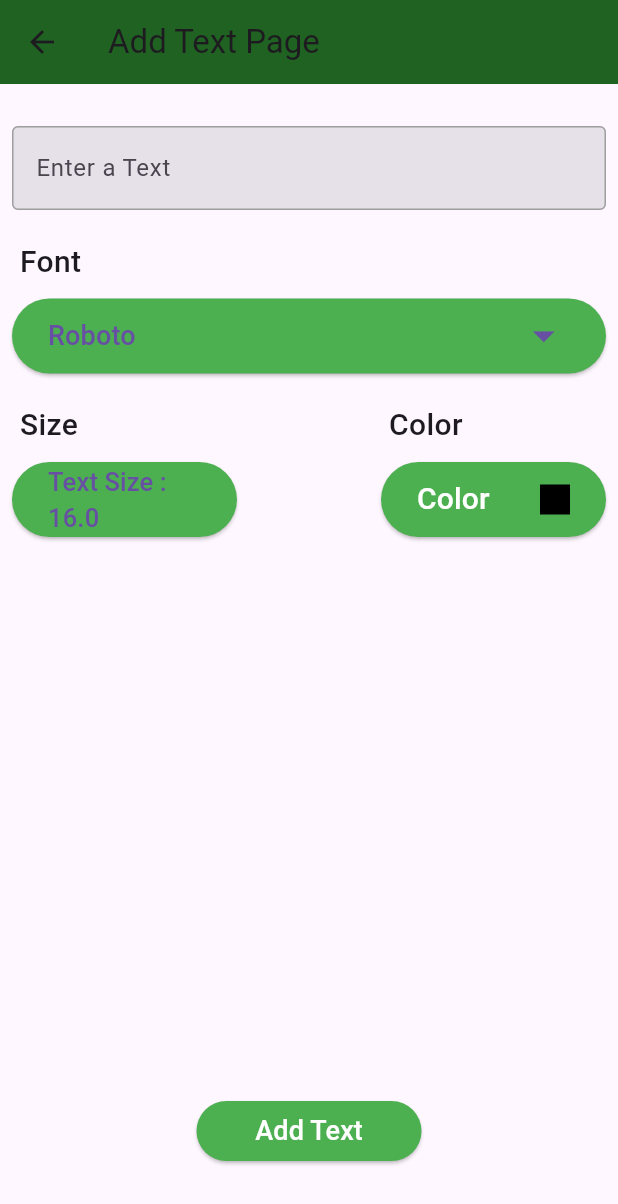
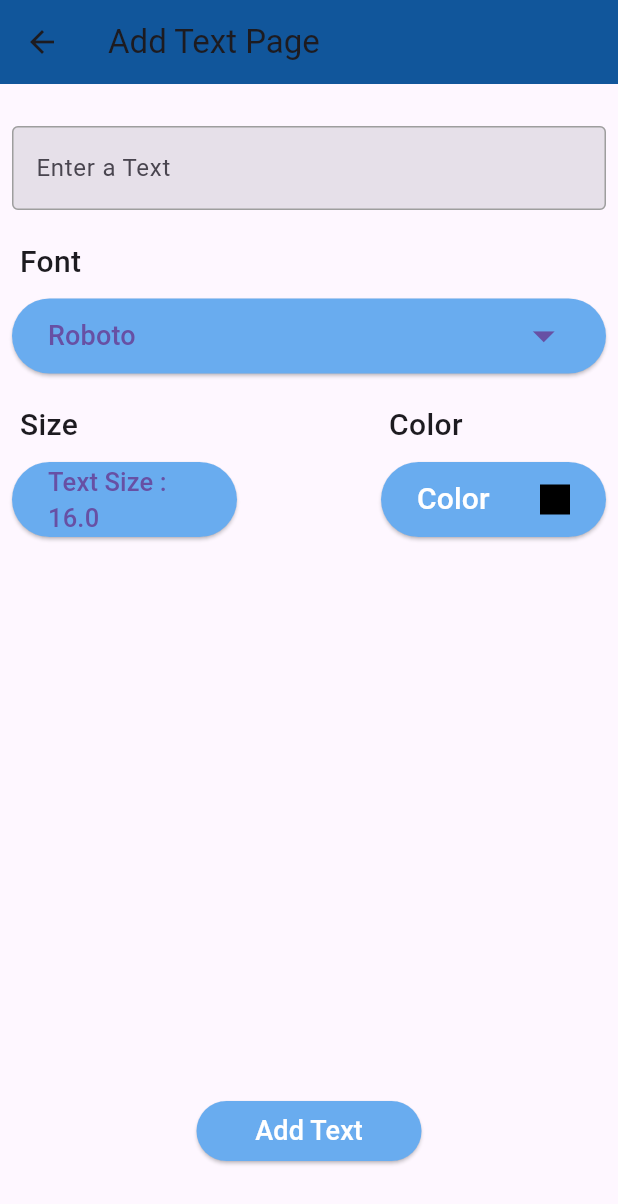
Before and after one commit to VishalxVG/EditorInterFace, a Flutter app: the screen it shows after launch, after a tap on "Add Text", on a phone screen of 412 x 824 dp. Shown: the top 1204 px of the screen. Run offline on Flutter 3.47's test engine with Material 3 defaults, Android fonts, the phone set to English and light mode, and no system bars; our stand-ins replace flutter_colorpicker, google_fonts.

Commit message:
App in working condition , missing features though

```diff
--- a/lib/components/colorPickerWidget.dart
+++ b/lib/components/colorPickerWidget.dart
@@ -58,7 +58,9 @@ class _ColorPickerWidgetState extends State<ColorPickerWidget> {
       width: 150,
       child: ElevatedButton(
         style: const ButtonStyle(
-          backgroundColor: MaterialStatePropertyAll(Colors.green),
+          backgroundColor: MaterialStatePropertyAll(
+            Color.fromARGB(255, 105, 172, 239),
+          ),
         ),
         onPressed: () => _showFontColorDialog(
           context,
--- a/lib/components/customButton.dart
+++ b/lib/components/customButton.dart
@@ -19,7 +19,9 @@ class CustomButton extends StatelessWidget {
       width: 150,
       child: ElevatedButton(
         style: const ButtonStyle(
-            backgroundColor: MaterialStatePropertyAll(Colors.green)),
+            backgroundColor: MaterialStatePropertyAll(
+          Color.fromARGB(255, 105, 172, 239),
+        )),
         onPressed: onTap,
         child: Row(
           mainAxisAlignment: MainAxisAlignment.spaceEvenly,
--- a/lib/components/customFontPicker.dart
+++ b/lib/components/customFontPicker.dart
@@ -4,8 +4,6 @@ import 'package:editorapp/stateManagement/TextState.dart';
 import 'package:flutter/material.dart';
 import 'package:google_fonts/google_fonts.dart';
 import 'package:provider/provider.dart';
-
-//TODO : ADD PHYSICAL ASSEST IN LOCAL DIRECTORY FOR FONTS AND THEN USE IT . USING HTTP FOR LOADING FONTS IS NOT WORKING
 
 class CustomFontPicker extends StatefulWidget {
   const CustomFontPicker({super.key});
@@ -81,17 +79,19 @@ class _CustomFontPickerState extends State<CustomFontPicker> {
       height: 50,
       child: ElevatedButton(
         style: const ButtonStyle(
-          backgroundColor: MaterialStatePropertyAll(Colors.green),
+          backgroundColor: MaterialStatePropertyAll(
+            Color.fromARGB(255, 105, 172, 239),
+          ),
         ),
         onPressed: () => _showFontPickerDialog(
           context,
-          Provider.of<TextState>(context),
+          Provider.of<TextState>(context, listen: false),
         ),
         child: Row(
           mainAxisAlignment: MainAxisAlignment.spaceBetween,
           children: [
             Text(
-              Provider.of<TextState>(context).selectedFont,
+              Provider.of<TextState>(context, listen: false).selectedFont,
               style: const TextStyle(fontSize: 18),
             ),
             const Icon(
--- a/lib/components/sizePickerButton.dart
+++ b/lib/components/sizePickerButton.dart
@@ -78,7 +78,9 @@ class _SizePickerWidgetState extends State<SizePickerWidget> {
       height: 50,
       child: ElevatedButton(
         style: const ButtonStyle(
-          backgroundColor: MaterialStatePropertyAll(Colors.green),
+          backgroundColor: MaterialStatePropertyAll(
+            Color.fromARGB(255, 105, 172, 239),
+          ),
         ),
         onPressed: () => _showTextSizePickerDialog(
           context,
--- a/lib/main.dart
+++ b/lib/main.dart
@@ -1,6 +1,5 @@
 import 'package:editorapp/pages/homePage.dart';
 import 'package:editorapp/stateManagement/TextState.dart';
-import 'package:editorapp/test/textHomePage.dart';
 
 import 'package:flutter/material.dart';
 import 'package:provider/provider.dart';
--- a/lib/pages/addTextPage.dart
+++ b/lib/pages/addTextPage.dart
@@ -10,7 +10,11 @@ import 'package:flutter/material.dart';
 import 'package:provider/provider.dart';
 
 class AddTextPage extends StatefulWidget {
-  const AddTextPage({super.key});
+  final String? addText;
+  const AddTextPage({
+    super.key,
+    this.addText,
+  });
 
   @override
   State<AddTextPage> createState() => _AddTextPageState();
@@ -21,7 +25,7 @@ class _AddTextPageState extends State<AddTextPage> {
   Widget build(BuildContext context) {
     return Scaffold(
       appBar: AppBar(
-        backgroundColor: const Color.fromARGB(255, 31, 98, 33),
+        backgroundColor: const Color.fromARGB(255, 17, 86, 155),
         title: const Text("Add Text Page"),
       ),
       body: Column(
@@ -64,9 +68,9 @@ class _AddTextPageState extends State<AddTextPage> {
             },
             decoration: InputDecoration(
               hintText: "Enter a Text ",
-              enabledBorder: OutlineInputBorder(
+              enabledBorder: const OutlineInputBorder(
                 borderSide: BorderSide(
-                  color: Colors.grey.shade500,
+                  color: Colors.grey,
                 ),
               ),
               focusedBorder: OutlineInputBorder(
--- a/lib/pages/homePage.dart
+++ b/lib/pages/homePage.dart
@@ -5,7 +5,7 @@ import 'package:editorapp/pages/addTextPage.dart';
 import 'package:editorapp/stateManagement/TextState.dart';
 
 import 'package:flutter/material.dart';
-import 'package:flutter_hooks/flutter_hooks.dart';
+
 import 'package:provider/provider.dart';
 
 class HomePage extends StatefulWidget {
@@ -19,8 +19,9 @@ class _HomePageState extends State<HomePage> {
   @override
   Widget build(BuildContext context) {
     return Scaffold(
+      backgroundColor: Colors.grey.shade400,
       appBar: AppBar(
-        backgroundColor: const Color.fromARGB(255, 31, 98, 33),
+        backgroundColor: Color.fromARGB(255, 17, 86, 155),
         title: const Text(
           "Image Editor",
         ),
@@ -34,16 +35,33 @@ class _HomePageState extends State<HomePage> {
               height: 10,
             ),
             //* TEXT TO BE PUT HERE
-            Container(
+            _canvasContainer()
+          ],
+        ),
+      ),
+      floatingActionButton: CustomButton(
+        buttonText: "Add Text",
+        onTap: () {
+          Navigator.push(context,
+              MaterialPageRoute(builder: (context) => const AddTextPage()));
+        },
+      ),
+    );
+  }
+
+  Container _canvasContainer() {
+    return Container(
       decoration: BoxDecoration(
-                color: Colors.grey.shade400,
+        color: Colors.grey.shade300,
         borderRadius: BorderRadius.circular(10),
       ),
       width: double.infinity,
       height: 720,
       child: Consumer<TextState>(
         builder: (context, textstate, _) {
-                  return ListView.builder(
+          return Stack(
+            children: [
+              ListView.builder(
                 itemCount: textstate.texts.length,
                 itemBuilder: (context, index) {
                   final textElement = textstate.texts[index];
@@ -78,18 +96,27 @@ class _HomePageState extends State<HomePage> {
                     ),
                   );
                 },
+              ),
+              Positioned(
+                top: 0,
+                right: 0,
+                child: DragTarget<TextElement>(
+                  onWillAccept: (data) => true,
+                  onAccept: (data) {
+                    textstate.deleteTextElement(data);
+                  },
+                  builder: (context, candidateData, rejectedData) {
+                    return Container(
+                      width: 50,
+                      height: 50,
+                      color: Colors.red, // Customize the color as needed
+                      child: const Icon(Icons.delete),
                     );
                   },
                 ),
               ),
             ],
-        ),
-      ),
-      floatingActionButton: CustomButton(
-        buttonText: "Add Text",
-        onTap: () {
-          Navigator.push(context,
-              MaterialPageRoute(builder: (context) => const AddTextPage()));
+          );
         },
       ),
     );
--- a/lib/stateManagement/TextState.dart
+++ b/lib/stateManagement/TextState.dart
@@ -22,6 +22,11 @@ class TextState extends ChangeNotifier {
       position: const Offset(50, 100),
     ));
     resetValues();
+    notifyListeners();
+  }
+
+  void deleteTextElement(TextElement textElement) {
+    texts.remove(textElement);
     notifyListeners();
   }
 
--- a/pubspec.yaml
+++ b/pubspec.yaml
@@ -38,7 +38,7 @@ dependencies:
   flutter_colorpicker: ^1.0.3
   google_fonts: ^6.1.0
   provider: ^6.1.1
-  flutter_hooks: ^0.20.4
+
 
 dev_dependencies:
   flutter_test:
```
Also changed, not shown: pubspec.lock, 1 other file. Lines whose indentation alone changed are shown as unchanged.
